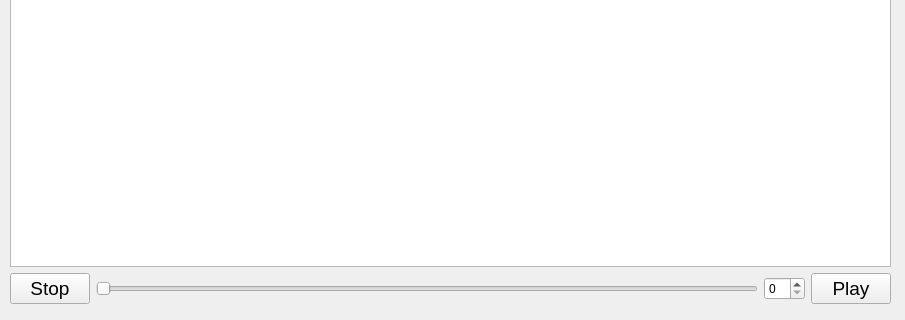
Old version of the form libfullcircle/simulator.ui in the repository C3MA/fullcircle; both pictures show x 0 to 905 and y 397 to 717 of the 905 by 717 pixel window.
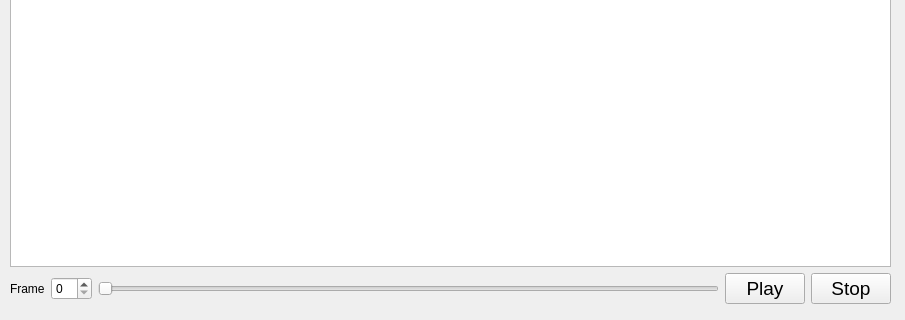
New version of the form. Icons and pictures are not drawn.

What changed in the file:
```diff
--- a/libfullcircle/simulator.ui
+++ b/libfullcircle/simulator.ui
@@ -56,19 +56,15 @@
     <item>
      <layout class="QHBoxLayout" name="horizontalLayout">
       <item>
-       <widget class="QPushButton" name="stop_PB">
-        <property name="font">
-         <font>
-          <pointsize>14</pointsize>
-          <weight>50</weight>
-          <bold>false</bold>
-         </font>
-        </property>
+       <widget class="QLabel" name="label">
         <property name="text">
-         <string>Stop</string>
+         <string>Frame</string>
         </property>
        </widget>
       </item>
+      <item>
+       <widget class="QSpinBox" name="frame_spinbox"/>
+      </item>
       <item>
        <widget class="QSlider" name="frame_slider">
         <property name="orientation">
@@ -76,9 +72,6 @@
         </property>
        </widget>
       </item>
-      <item>
-       <widget class="QSpinBox" name="frame_spinbox"/>
-      </item>
       <item>
        <widget class="QPushButton" name="play_PB">
         <property name="font">
@@ -93,6 +86,20 @@
         </property>
        </widget>
       </item>
+      <item>
+       <widget class="QPushButton" name="stop_PB">
+        <property name="font">
+         <font>
+          <pointsize>14</pointsize>
+          <weight>50</weight>
+          <bold>false</bold>
+         </font>
+        </property>
+        <property name="text">
+         <string>Stop</string>
+        </property>
+       </widget>
+      </item>
      </layout>
     </item>
    </layout>
```
